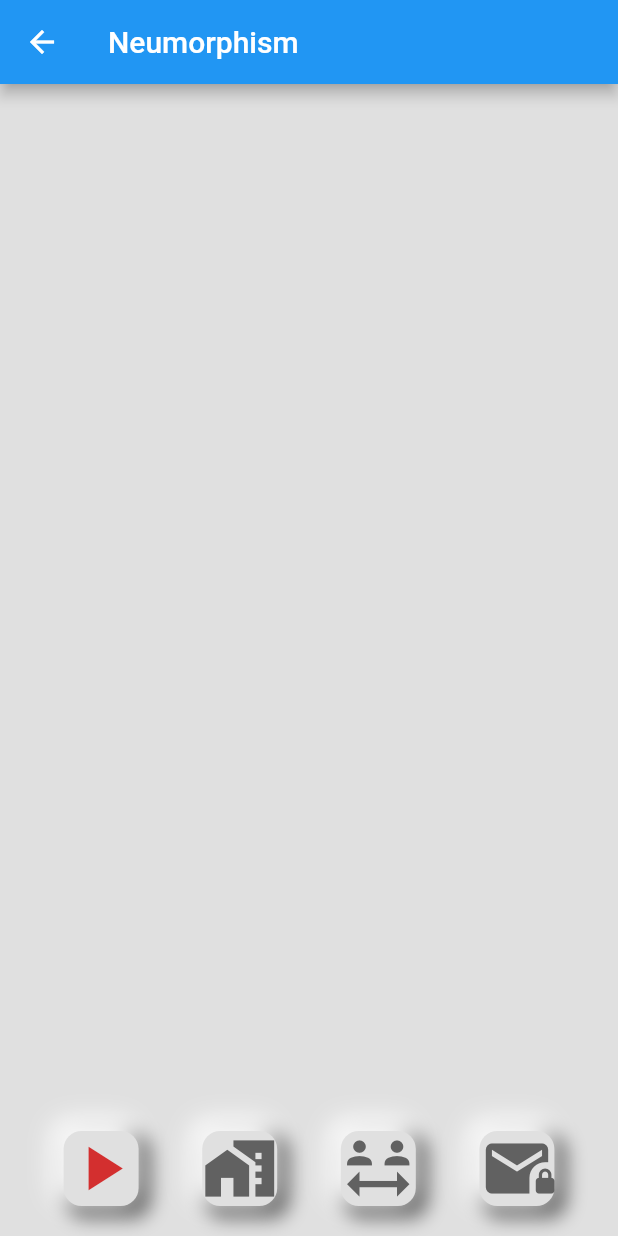
After one commit to paxFortuna/UI-Show-Hide-AppBar, a Flutter app: the screen it shows after launch, after a tap on "Neu Morphism", on a phone screen of 412 x 824 dp. The commit adds this screen. Run offline on Flutter 3.47's test engine with Material 2 defaults, Android fonts, the phone set to English and light mode, and no system bars; our stand-ins replace google_fonts, slide_to_act.

Commit message:
feat: Nue_morphism

```diff
--- a/lib/modal/modal.dart
+++ b/lib/modal/modal.dart
@@ -16,7 +16,8 @@ class _StepByStepState extends State<StepByStep> {
     return Scaffold(
       backgroundColor: const Color.fromARGB(255, 255, 255, 255),
       appBar: AppBar(
-        backgroundColor: Colors.transparent,
+        // backgroundColor: Colors.transparent,
+        backgroundColor: Colors.deepPurple.shade200,
         title: const Text(
           'Modal Bottom Sheet',
           style: TextStyle(color: Colors.black),
--- /dev/null
+++ b/lib/neumorphism/neumorphism.dart
@@ -0,0 +1,82 @@
+import 'package:flutter/material.dart';
+
+class Neumorphism extends StatefulWidget {
+  const Neumorphism({Key? key}) : super(key: key);
+
+  @override
+  State<Neumorphism> createState() => _NeumorphismState();
+}
+
+class _NeumorphismState extends State<Neumorphism> {
+  @override
+  Widget build(BuildContext context) {
+    return Scaffold(
+      backgroundColor: Colors.grey.shade300,
+      appBar: AppBar(
+        title: Text('Neumorphism'),
+      ),
+      body: Container(
+        margin: EdgeInsets.only(bottom: 20),
+        alignment: Alignment.bottomCenter,
+        child: Row(
+          mainAxisAlignment: MainAxisAlignment.spaceEvenly,
+          children: [
+            Container(
+              decoration: _boxDecoration(),
+              child: Icon(
+                Icons.play_arrow,
+                size: 50,
+                color: Colors.red.shade700,
+              ),
+            ),
+            Container(
+              decoration: _boxDecoration(),
+              child: Icon(
+                Icons.home_work,
+                size: 50,
+                color: Colors.grey.shade700,
+              ),
+            ),
+            Container(
+              decoration: _boxDecoration(),
+              child: Icon(
+                Icons.social_distance,
+                size: 50,
+                color: Colors.grey.shade700,
+              ),
+            ),
+            Container(
+              decoration: _boxDecoration(),
+              child: Icon(
+                Icons.mail_lock,
+                size: 50,
+                color: Colors.grey.shade700,
+              ),
+            ),
+          ],
+        ),
+      ),
+    );
+  }
+
+  BoxDecoration _boxDecoration() {
+    return BoxDecoration(
+      color: Colors.grey.shade300,
+      borderRadius: BorderRadius.circular(12),
+      boxShadow: [
+        BoxShadow(
+          spreadRadius: 3,
+          color: Colors.grey.shade700,
+          blurRadius: 10,
+          offset: const Offset(5, 5),
+        ),
+        const BoxShadow(
+          spreadRadius: 3,
+          color: Colors.white,
+          blurRadius: 14,
+          offset: Offset(-5, -5),
+        ),
+      ],
+    );
+  }
+}
--- a/lib/routes.dart
+++ b/lib/routes.dart
@@ -1,6 +1,7 @@
 import 'package:flutter/material.dart';
 import 'package:ui_hide_show_abbbar/modal/modal.dart';
 import 'package:ui_hide_show_abbbar/nav_bar.dart';
+import 'package:ui_hide_show_abbbar/neumorphism/neumorphism.dart';
 import 'package:ui_hide_show_abbbar/slide_to_act/slide_to_act.dart';
 
 class Routes extends StatelessWidget {
@@ -30,7 +31,12 @@ class Routes extends StatelessWidget {
               MaterialPageRoute(builder:(context) => StepByStep()),
             );
           }, child: Text('Modal Sheet')),
-          ElevatedButton(onPressed: (){}, child: Text('')),
+          ElevatedButton(onPressed: (){
+            Navigator.push(
+              context,
+              MaterialPageRoute(builder:(context) => Neumorphism()),
+            );
+          }, child: Text('Neu Morphism')),
           ElevatedButton(onPressed: (){}, child: Text('')),
         ],
       ),
```
